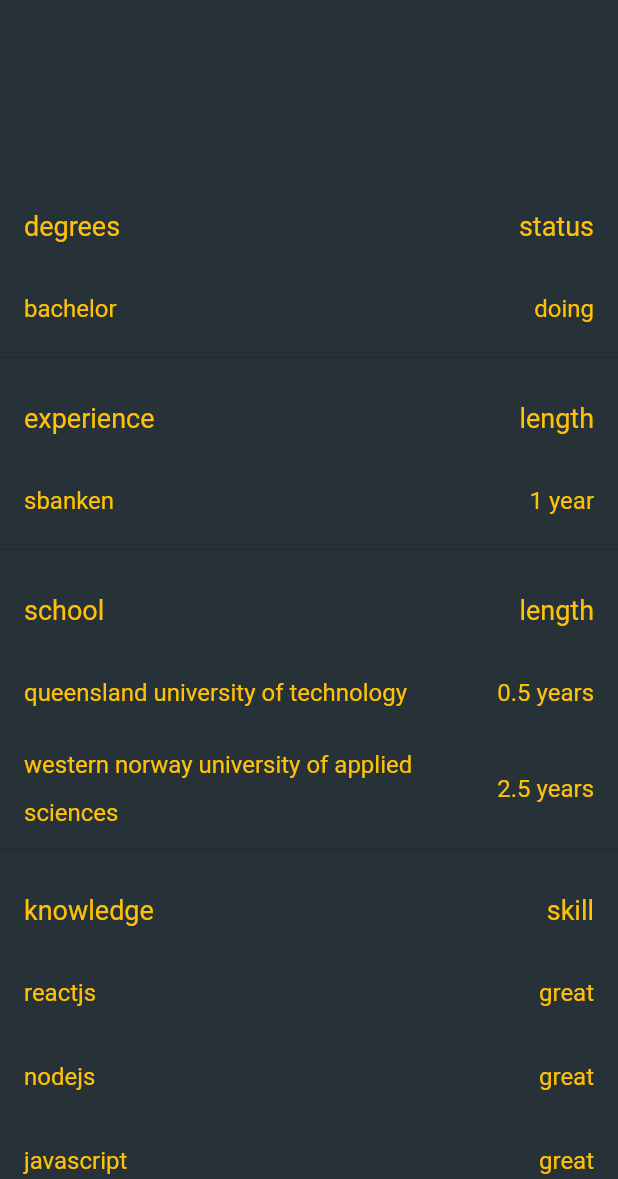
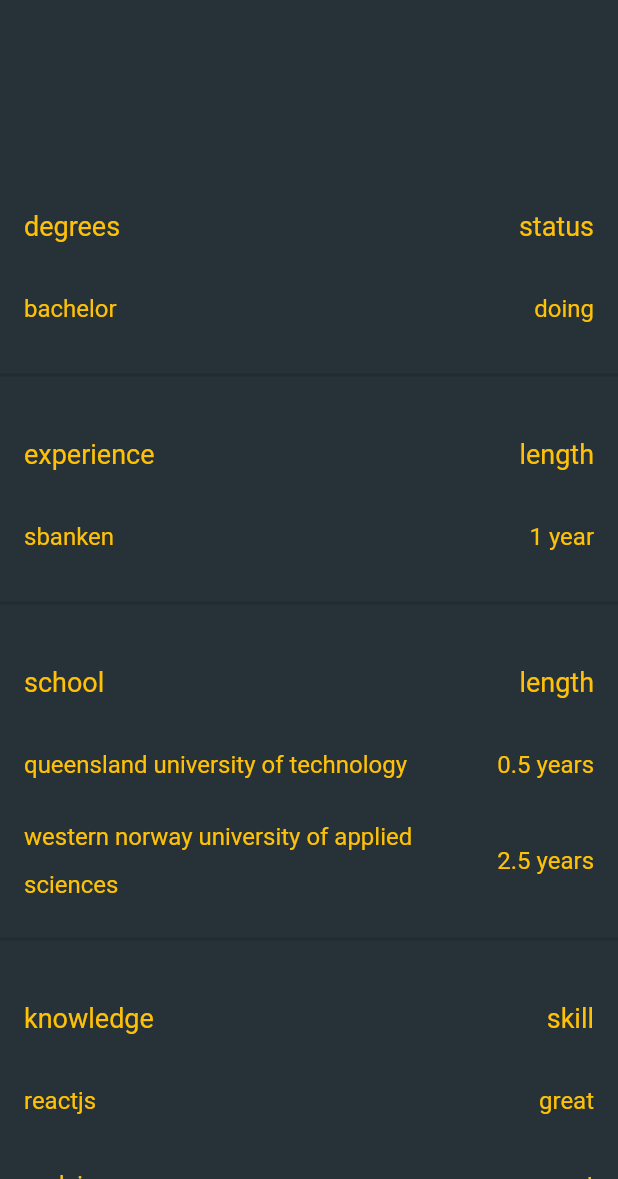
Before and after one commit to andreasgarvik/portfolio, a Flutter app: the Cv screen opened directly, on a phone screen of 412 x 824 dp, the part 57-1236 px from its top. Run offline on Flutter 3.47's test engine with Material 2 defaults, Android fonts, the light colour scheme and no system bars; missing offline and left inert: dart:html.

Commit message:
Better design :sparkles:

```diff
--- a/lib/src/screens/cv.dart
+++ b/lib/src/screens/cv.dart
@@ -16,19 +16,22 @@
               CvTile('degrees', 18.0, 'status'),
               CvTile('bachelor', 16.0, 'doing'),
               Divider(
-                thickness: 1.0,
+                thickness: 2.0,
+                height: 40.0,
               ),
               CvTile('experience', 18.0, 'length'),
               CvTile('sbanken', 16.0, '1 year'),
               Divider(
-                thickness: 1.0,
+                thickness: 2.0,
+                height: 40.0,
               ),
               CvTile('school', 18.0, 'length'),
               CvTile('queensland university of technology', 16.0, '0.5 years'),
               CvTile('western norway university of applied sciences', 16.0,
                   '2.5 years'),
               Divider(
-                thickness: 1.0,
+                thickness: 2.0,
+                height: 40.0,
               ),
               CvTile('knowledge', 18.0, 'skill'),
               CvTile('reactjs', 16.0, 'great'),
@@ -39,7 +42,6 @@
               CvTile('java', 16.0, 'good'),
               CvTile('golang', 16.0, 'good'),
               CvTile('docker', 16.0, 'good'),
-              CvTile('bachelor', 16.0, 'doing'),
               CvTile('kubernetes', 16.0, 'some'),
               CvTile('linux', 16.0, 'some'),
             ],
```
Also changed, not shown: 3 other files.
